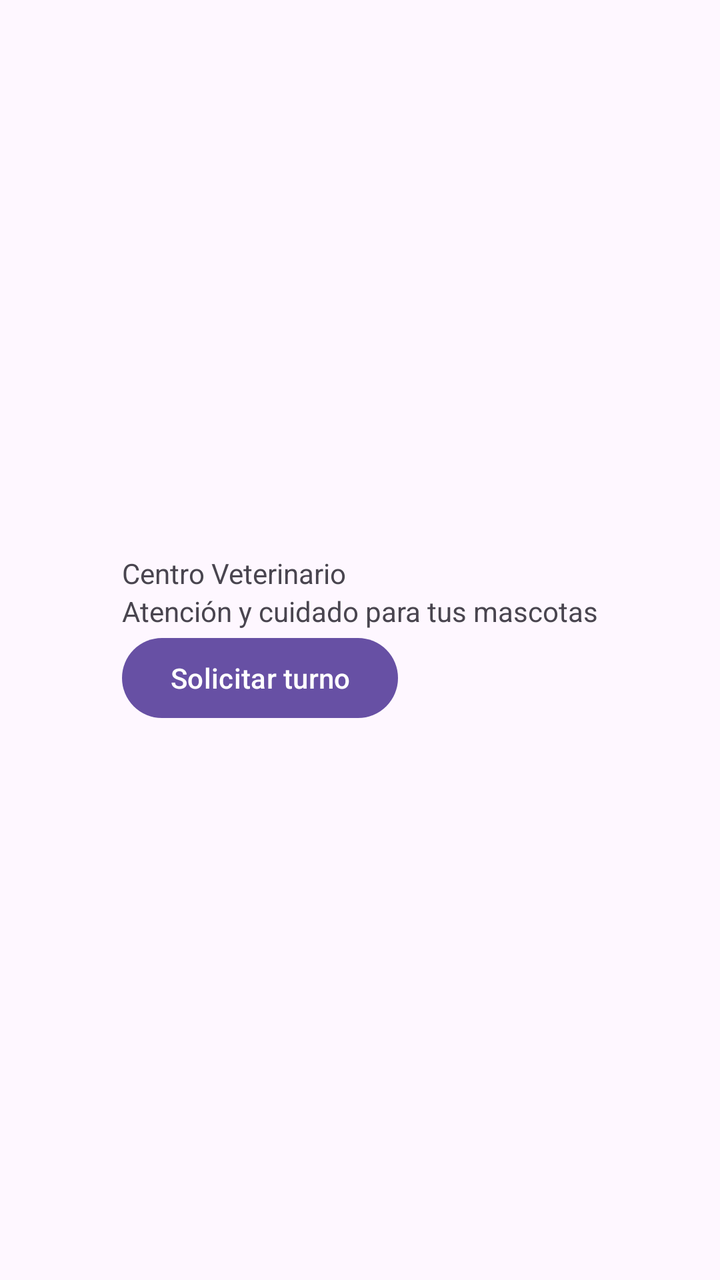
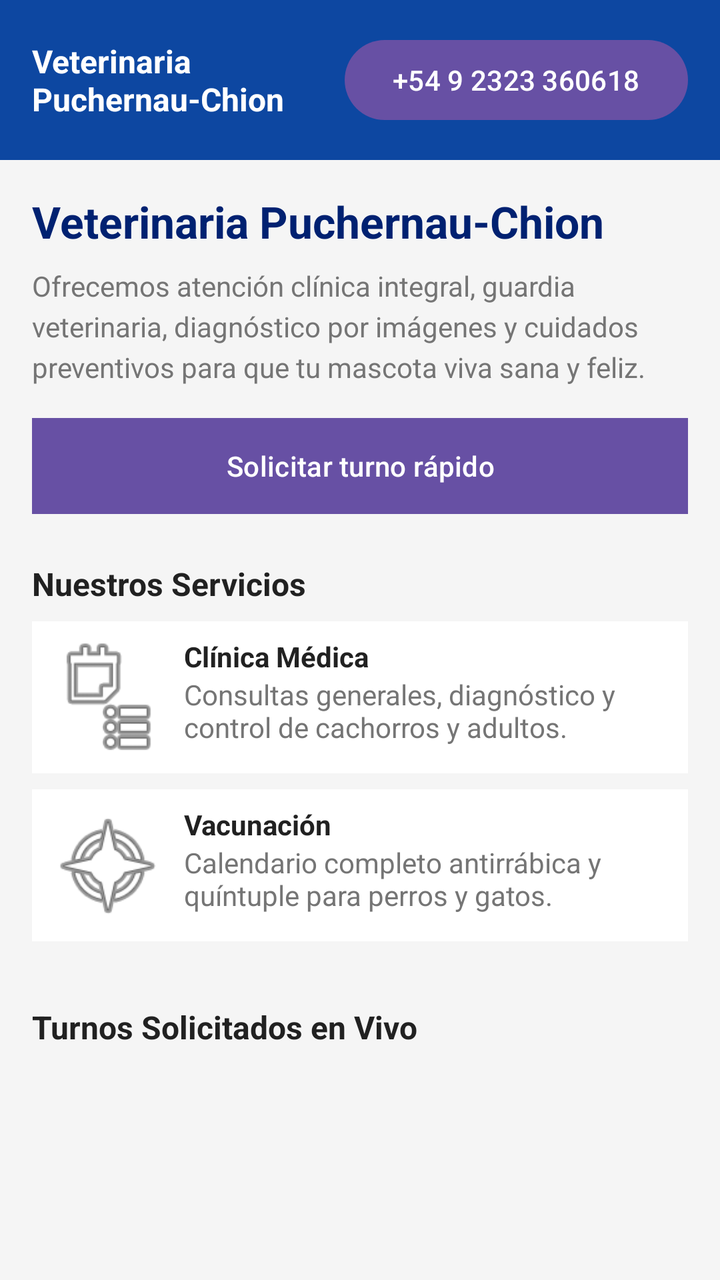

Before-and-after screenshots of an Android layout around one commit, followed by the original layout XML and the change that was made.
<!-- AndroidManifest.xml: application theme Theme.CentroVeterinarioApp -->
<!-- res/layout/activity_main.xml -->
<?xml version="1.0" encoding="utf-8"?>
<androidx.constraintlayout.widget.ConstraintLayout
    xmlns:android="http://schemas.android.com/apk/res/android"
    xmlns:app="http://schemas.android.com/apk/res-auto"
    xmlns:tools="http://schemas.android.com/tools"
    android:id="@+id/main"
    android:layout_width="match_parent"
    android:layout_height="match_parent"
    tools:context=".MainActivity">

    <LinearLayout
        android:id="@+id/contenedor_principal"
        android:layout_width="wrap_content"
        android:layout_height="wrap_content"
        android:orientation="vertical"
        app:layout_constraintTop_toTopOf="parent"
        app:layout_constraintBottom_toBottomOf="parent"
        app:layout_constraintStart_toStartOf="parent"
        app:layout_constraintEnd_toEndOf="parent">

        <TextView
            android:id="@+id/titulo_principal"
            android:layout_width="wrap_content"
            android:layout_height="wrap_content"
            android:text="Centro Veterinario" />

        <TextView
            android:id="@+id/descripcion_principal"
            android:layout_width="wrap_content"
            android:layout_height="wrap_content"
            android:text="Atención y cuidado para tus mascotas" />

        <Button
            android:id="@+id/boton_turno"
            android:layout_width="wrap_content"
            android:layout_height="wrap_content"
            android:text="Solicitar turno" />

    </LinearLayout>

</androidx.constraintlayout.widget.ConstraintLayout>
<!-- resources referenced by this layout -->
<resources>
  <style name="Theme.CentroVeterinarioApp" parent="Base.Theme.CentroVeterinarioApp" />
  <style name="Base.Theme.CentroVeterinarioApp" parent="Theme.Material3.DayNight.NoActionBar">
          
          
      </style>
</resources>

<!-- the commit's change to res/layout/activity_main.xml (unified diff, before → after) -->
@@ -6,36 +6,185 @@
     android:id="@+id/main"
     android:layout_width="match_parent"
     android:layout_height="match_parent"
+    android:background="@color/colorBackground"
     tools:context=".MainActivity">
 
     <LinearLayout
-        android:id="@+id/contenedor_principal"
-        android:layout_width="wrap_content"
+        android:id="@+id/header_bar"
+        android:layout_width="match_parent"
         android:layout_height="wrap_content"
-        android:orientation="vertical"
+        android:orientation="horizontal"
+        android:background="@color/colorPrimary"
+        android:padding="@dimen/spacing_medium"
+        android:gravity="center_vertical"
         app:layout_constraintTop_toTopOf="parent"
+        app:layout_constraintStart_toStartOf="parent"
+        app:layout_constraintEnd_toEndOf="parent">
+
+        <TextView
+            android:id="@+id/header_title"
+            android:layout_width="0dp"
+            android:layout_height="wrap_content"
+            android:layout_weight="1"
+            android:text="@string/app_name"
+            android:textColor="@android:color/white"
+            android:textSize="@dimen/text_size_subtitle"
+            android:textStyle="bold" />
+
+        <Button
+            android:id="@+id/btn_llamar"
+            android:layout_width="wrap_content"
+            android:layout_height="wrap_content"
+            android:text="@string/header_phone"
+            android:textColor="@android:color/white"
+            android:textSize="@dimen/text_size_body" />
+    </LinearLayout>
+
+    <ScrollView
+        android:id="@+id/scroll_principal"
+        android:layout_width="match_parent"
+        android:layout_height="0dp"
+        app:layout_constraintTop_toBottomOf="@id/header_bar"
         app:layout_constraintBottom_toBottomOf="parent"
         app:layout_constraintStart_toStartOf="parent"
         app:layout_constraintEnd_toEndOf="parent">
 
-        <TextView
-            android:id="@+id/titulo_principal"
-            android:layout_width="wrap_content"
+        <LinearLayout
+            android:id="@+id/contenedor_scrollable"
+            android:layout_width="match_parent"
             android:layout_height="wrap_content"
-            android:text="Centro Veterinario" />
+            android:orientation="vertical"
+            android:padding="@dimen/spacing_medium">
 
-        <TextView
-            android:id="@+id/descripcion_principal"
-            android:layout_width="wrap_content"
-            android:layout_height="wrap_content"
-            android:text="Atención y cuidado para tus mascotas" />
+            <TextView
+                android:id="@+id/hero_titulo"
+                android:layout_width="match_parent"
+                android:layout_height="wrap_content"
+                android:text="@string/hero_title"
+                android:textColor="@color/colorPrimaryDark"
+                android:textSize="@dimen/text_size_title"
+                android:textStyle="bold" />
 
-        <Button
-            android:id="@+id/boton_turno"
-            android:layout_width="wrap_content"
-            android:layout_height="wrap_content"
-            android:text="Solicitar turno" />
+            <TextView
+                android:id="@+id/hero_descripcion"
+                android:layout_width="match_parent"
+                android:layout_height="wrap_content"
+                android:layout_marginTop="@dimen/spacing_small"
+                android:lineSpacingExtra="4sp"
+                android:text="@string/hero_desc"
+                android:textColor="@color/colorTextSecondary"
+                android:textSize="@dimen/text_size_body" />
 
-    </LinearLayout>
+            <Button
+                android:id="@+id/boton_solicitar_turno"
+                android:layout_width="match_parent"
+                android:layout_height="wrap_content"
+                android:layout_marginTop="@dimen/spacing_medium"
+                android:text="@string/btn_solicitar_turno"
+                android:textColor="@android:color/white"
+                android:background="@color/colorAccent" />
+
+            <TextView
+                android:id="@+id/titulo_servicios"
+                android:layout_width="match_parent"
+                android:layout_height="wrap_content"
+                android:layout_marginTop="@dimen/spacing_large"
+                android:layout_marginBottom="@dimen/spacing_small"
+                android:text="@string/section_servicios"
+                android:textColor="@color/colorTextPrimary"
+                android:textSize="@dimen/text_size_subtitle"
+                android:textStyle="bold" />
+
+            <LinearLayout
+                android:layout_width="match_parent"
+                android:layout_height="wrap_content"
+                android:orientation="horizontal"
+                android:background="@color/colorCardBackground"
+                android:padding="@dimen/spacing_small"
+                android:layout_marginBottom="@dimen/spacing_small">
+
+                <ImageView
+                    android:layout_width="60dp"
+                    android:layout_height="60dp"
+                    android:src="@android:drawable/ic_menu_agenda"
+                    android:contentDescription="Clinica" />
+
+                <LinearLayout
+                    android:layout_width="match_parent"
+                    android:layout_height="wrap_content"
+                    android:orientation="vertical"
+                    android:layout_marginStart="@dimen/spacing_small">
+
+                    <TextView
+                        android:layout_width="wrap_content"
+                        android:layout_height="wrap_content"
+                        android:text="@string/service_clinica_title"
+                        android:textColor="@color/colorTextPrimary"
+                        android:textStyle="bold" />
+
+                    <TextView
+                        android:layout_width="wrap_content"
+                        android:layout_height="wrap_content"
+                        android:text="@string/service_clinica_desc"
+                        android:textColor="@color/colorTextSecondary"
+                        android:textSize="@dimen/text_size_body" />
+                </LinearLayout>
+            </LinearLayout>
+
+            <LinearLayout
+                android:layout_width="match_parent"
+                android:layout_height="wrap_content"
+                android:orientation="horizontal"
+                android:background="@color/colorCardBackground"
+                android:padding="@dimen/spacing_small"
+                android:layout_marginBottom="@dimen/spacing_small">
+
+                <ImageView
+                    android:layout_width="60dp"
+                    android:layout_height="60dp"
+                    android:src="@android:drawable/ic_menu_compass"
+                    android:contentDescription="Vacunacion" />
+
+                <LinearLayout
+                    android:layout_width="match_parent"
+                    android:layout_height="wrap_content"
+                    android:orientation="vertical"
+                    android:layout_marginStart="@dimen/spacing_small">
+
+                    <TextView
+                        android:layout_width="wrap_content"
+                        android:layout_height="wrap_content"
+                        android:text="@string/service_vacunacion_title"
+                        android:textColor="@color/colorTextPrimary"
+                        android:textStyle="bold" />
+
+                    <TextView
+                        android:layout_width="wrap_content"
+                        android:layout_height="wrap_content"
+                        android:text="@string/service_vacunacion_desc"
+                        android:textColor="@color/colorTextSecondary"
+                        android:textSize="@dimen/text_size_body" />
+                </LinearLayout>
+            </LinearLayout>
+
+            <TextView
+                android:id="@+id/titulo_turnos"
+                android:layout_width="match_parent"
+                android:layout_height="wrap_content"
+                android:layout_marginTop="@dimen/spacing_large"
+                android:layout_marginBottom="@dimen/spacing_small"
+                android:text="@string/section_solicitudes"
+                android:textColor="@color/colorTextPrimary"
+                android:textSize="@dimen/text_size_subtitle"
+                android:textStyle="bold" />
+
+            <LinearLayout
+                android:id="@+id/contenedor_turnos_dinamicos"
+                android:layout_width="match_parent"
+                android:layout_height="wrap_content"
+                android:orientation="vertical" />
+
+        </LinearLayout>
+    </ScrollView>
 
 </androidx.constraintlayout.widget.ConstraintLayout>
<!-- resource entries referenced after the edit -->
@@ -1,5 +1,29 @@
 <!-- resources referenced by this layout -->
 <resources>
+  <color name="colorAccent">#1976D2</color>
+  <color name="colorBackground">#F5F5F5</color>
+  <color name="colorCardBackground">#FFFFFF</color>
+  <color name="colorPrimary">#0D47A1</color>
+  <color name="colorPrimaryDark">#002171</color>
+  <color name="colorTextPrimary">#212121</color>
+  <color name="colorTextSecondary">#757575</color>
+  <dimen name="spacing_large">24dp</dimen>
+  <dimen name="spacing_medium">16dp</dimen>
+  <dimen name="spacing_small">8dp</dimen>
+  <dimen name="text_size_body">14sp</dimen>
+  <dimen name="text_size_subtitle">16sp</dimen>
+  <dimen name="text_size_title">22sp</dimen>
+  <string name="app_name">Veterinaria Puchernau-Chion</string>
+  <string name="btn_solicitar_turno">Solicitar turno rápido</string>
+  <string name="header_phone">+54 9 2323 360618</string>
+  <string name="hero_desc">Ofrecemos atención clínica integral, guardia veterinaria, diagnóstico por imágenes y cuidados preventivos para que tu mascota viva sana y feliz.</string>
+  <string name="hero_title">Veterinaria Puchernau-Chion</string>
+  <string name="section_servicios">Nuestros Servicios</string>
+  <string name="section_solicitudes">Turnos Solicitados en Vivo</string>
+  <string name="service_clinica_desc">Consultas generales, diagnóstico y control de cachorros y adultos.</string>
+  <string name="service_clinica_title">Clínica Médica</string>
+  <string name="service_vacunacion_desc">Calendario completo antirrábica y quíntuple para perros y gatos.</string>
+  <string name="service_vacunacion_title">Vacunación</string>
   <style name="Theme.CentroVeterinarioApp" parent="Base.Theme.CentroVeterinarioApp" />
   <style name="Base.Theme.CentroVeterinarioApp" parent="Theme.Material3.DayNight.NoActionBar">
           
